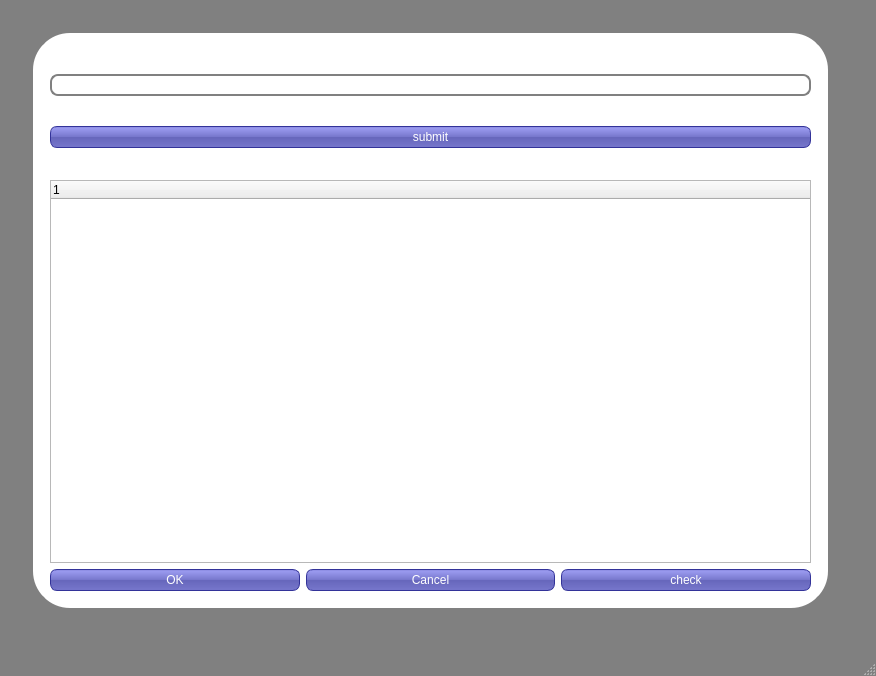
First picture: the form in MainProgram/HowToUrlDowload/HowToUrlDowload/0625_DBUI.ui, repository 2Bbear/Bit27_JoyRoom, before the edit.
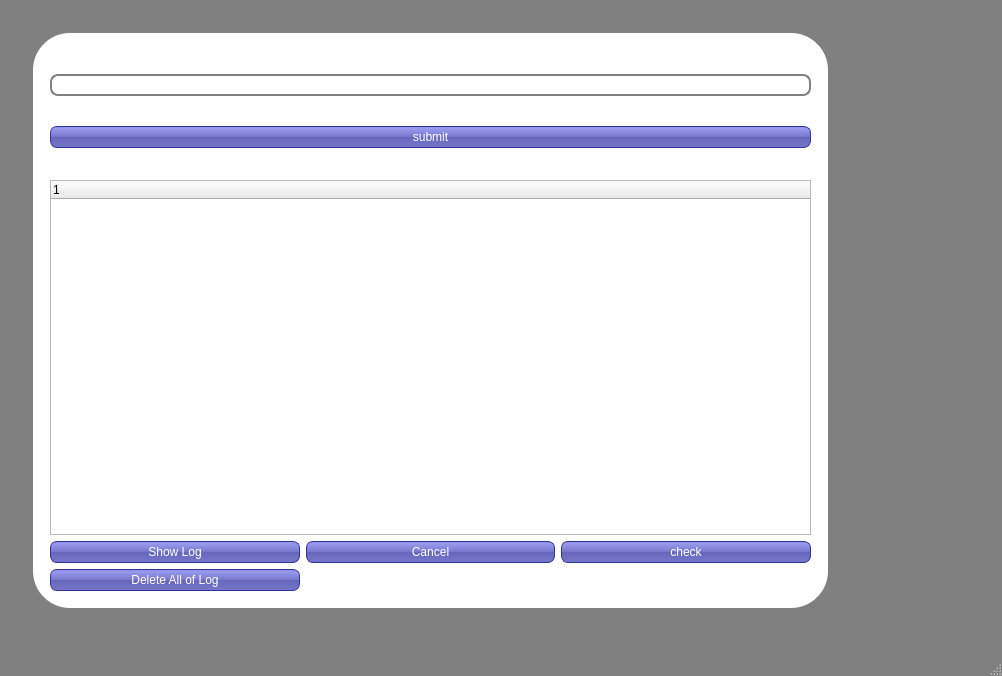
Second picture: the form after the edit.

Commit message:
db 로그 출력기능 추가
db의 전체 로그 받아올 수 있음

```diff
--- a/MainProgram/HowToUrlDowload/HowToUrlDowload/0625_DBUI.ui
+++ b/MainProgram/HowToUrlDowload/HowToUrlDowload/0625_DBUI.ui
@@ -6,7 +6,7 @@
    <rect>
     <x>0</x>
     <y>0</y>
-    <width>876</width>
+    <width>1002</width>
     <height>676</height>
    </rect>
   </property>
@@ -81,27 +81,13 @@
       </rect>
      </property>
      <layout class="QGridLayout" name="gridLayout">
-      <item row="1" column="0">
-       <widget class="QPushButton" name="okbtn">
-        <property name="text">
-         <string>OK</string>
-        </property>
-       </widget>
-      </item>
-      <item row="1" column="1">
+      <item row="2" column="1">
        <widget class="QPushButton" name="cancelbtn">
         <property name="text">
          <string>Cancel</string>
         </property>
        </widget>
       </item>
-      <item row="1" column="2">
-       <widget class="QPushButton" name="checkbtn">
-        <property name="text">
-         <string>check</string>
-        </property>
-       </widget>
-      </item>
       <item row="0" column="0" colspan="3">
        <widget class="QTreeWidget" name="dblistview">
         <column>
@@ -111,6 +97,27 @@
         </column>
        </widget>
       </item>
+      <item row="2" column="2">
+       <widget class="QPushButton" name="checkbtn">
+        <property name="text">
+         <string>check</string>
+        </property>
+       </widget>
+      </item>
+      <item row="2" column="0">
+       <widget class="QPushButton" name="getlogButton">
+        <property name="text">
+         <string>Show Log</string>
+        </property>
+       </widget>
+      </item>
+      <item row="3" column="0">
+       <widget class="QPushButton" name="deletealloflogButton">
+        <property name="text">
+         <string>Delete All of Log</string>
+        </property>
+       </widget>
+      </item>
      </layout>
     </widget>
     <widget class="QWidget" name="verticalLayoutWidget">
```
Left out of the diff: 2 changed lines with no effect on the pictures. The commit also changes 2 other files.
